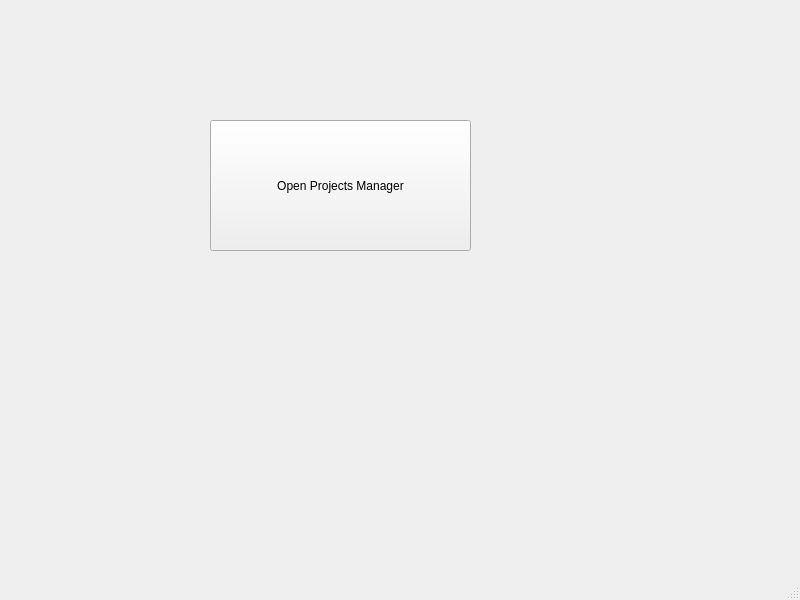
polub333/ProjectsManager, file mainwindow.ui: the form before one commit.
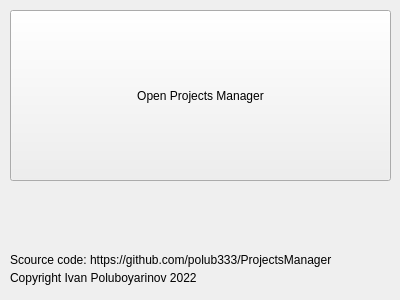
The form after the commit.

Commit message: changed main window

```diff
--- a/mainwindow.ui
+++ b/mainwindow.ui
@@ -6,8 +6,8 @@
    <rect>
     <x>0</x>
     <y>0</y>
-    <width>800</width>
-    <height>600</height>
+    <width>400</width>
+    <height>300</height>
    </rect>
   </property>
   <property name="windowTitle">
@@ -17,28 +17,43 @@
    <widget class="QPushButton" name="projectsWindowButton">
     <property name="geometry">
      <rect>
-      <x>210</x>
-      <y>120</y>
-      <width>261</width>
-      <height>131</height>
+      <x>10</x>
+      <y>10</y>
+      <width>381</width>
+      <height>171</height>
      </rect>
     </property>
     <property name="text">
      <string>Open Projects Manager</string>
     </property>
    </widget>
-  </widget>
-  <widget class="QMenuBar" name="menubar">
+   <widget class="QLabel" name="label">
+    <property name="geometry">
+     <rect>
+      <x>10</x>
+      <y>270</y>
+      <width>211</width>
+      <height>16</height>
+     </rect>
+    </property>
+    <property name="text">
+     <string>Copyright Ivan Poluboyarinov 2022</string>
+    </property>
+   </widget>
+   <widget class="QLabel" name="label_2">
    <property name="geometry">
     <rect>
-     <x>0</x>
-     <y>0</y>
-     <width>800</width>
-     <height>17</height>
-    </rect>
-   </property>
-  </widget>
-  <widget class="QStatusBar" name="statusbar"/>
+      <x>10</x>
+      <y>250</y>
+      <width>381</width>
+      <height>20</height>
+     </rect>
+    </property>
+    <property name="text">
+     <string>Scource code: https://github.com/polub333/ProjectsManager</string>
+    </property>
+   </widget>
+  </widget>
  </widget>
  <resources/>
  <connections/>
```
Lines whose indentation alone changed are shown as unchanged.
